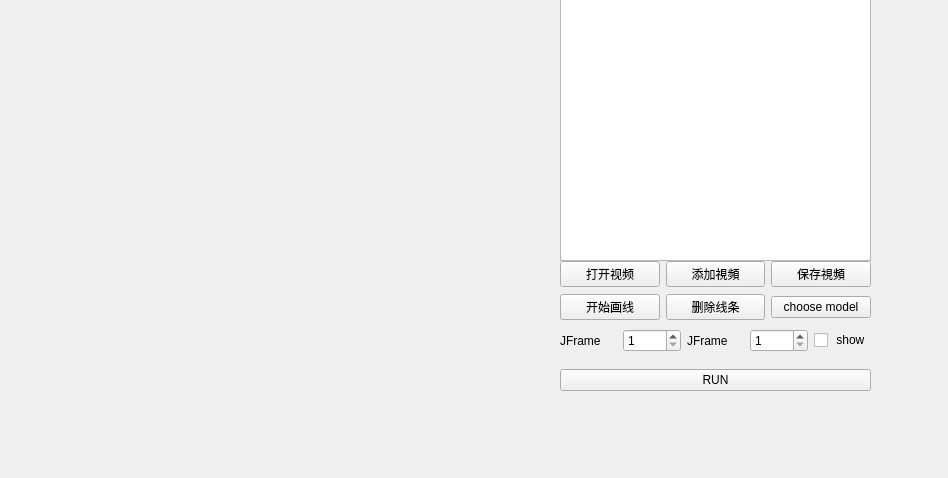
The window that UI/MainWindow.ui (szkszk95/ITVAS) describes before a commit, drawn with Qt 5.
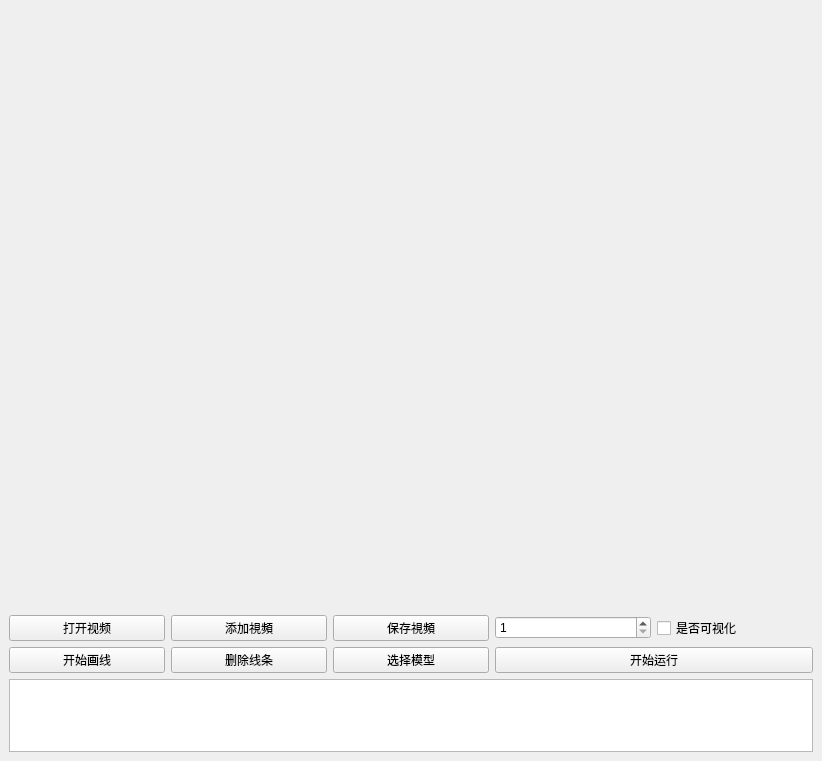
The same window after the commit.

```diff
--- a/UI/MainWindow.ui
+++ b/UI/MainWindow.ui
@@ -6,23 +6,37 @@
    <rect>
     <x>0</x>
     <y>0</y>
-    <width>948</width>
-    <height>478</height>
+    <width>822</width>
+    <height>761</height>
    </rect>
   </property>
   <property name="windowTitle">
    <string>Vehicle Flow Statistics </string>
   </property>
   <widget class="QWidget" name="centralwidget">
-   <widget class="QWidget" name="gridLayoutWidget_2">
-    <property name="geometry">
-     <rect>
-      <x>560</x>
-      <y>260</y>
-      <width>311</width>
-      <height>61</height>
-     </rect>
-    </property>
+   <layout class="QGridLayout" name="gridLayout_3">
+    <item row="0" column="1">
+     <layout class="QVBoxLayout" name="verticalLayout_2">
+      <item>
+       <layout class="QVBoxLayout" name="verticalLayout_3">
+        <item>
+         <widget class="QLabel" name="label">
+          <property name="minimumSize">
+           <size>
+            <width>800</width>
+            <height>600</height>
+           </size>
+          </property>
+          <property name="text">
+           <string/>
+          </property>
+         </widget>
+        </item>
+       </layout>
+      </item>
+     </layout>
+    </item>
+    <item row="1" column="1">
     <layout class="QGridLayout" name="gridLayout_2">
      <item row="0" column="0">
       <widget class="QPushButton" name="pushButton">
@@ -45,161 +59,81 @@
        </property>
       </widget>
      </item>
-     <item row="1" column="0">
+      <item row="2" column="0">
       <widget class="QPushButton" name="pushButton_3">
        <property name="text">
         <string>开始画线</string>
        </property>
       </widget>
      </item>
-     <item row="1" column="1">
+      <item row="2" column="1">
       <widget class="QPushButton" name="pushButton_5">
        <property name="text">
         <string>删除线条</string>
        </property>
       </widget>
      </item>
-     <item row="1" column="3">
+      <item row="2" column="3">
       <widget class="QPushButton" name="pushButton_7">
        <property name="text">
-        <string>choose model</string>
+         <string>选择模型</string>
+        </property>
+       </widget>
+      </item>
+      <item row="0" column="5">
+       <widget class="QCheckBox" name="checkshow">
+        <property name="text">
+         <string>是否可视化</string>
+        </property>
+       </widget>
+      </item>
+      <item row="0" column="4">
+       <widget class="QSpinBox" name="spinBox">
+        <property name="maximumSize">
+         <size>
+          <width>16777212</width>
+          <height>16777215</height>
+         </size>
+        </property>
+        <property name="minimum">
+         <number>1</number>
+        </property>
+        <property name="maximum">
+         <number>5</number>
+        </property>
+       </widget>
+      </item>
+      <item row="2" column="4" colspan="2">
+       <widget class="QPushButton" name="pushButton_6">
+        <property name="text">
+         <string>开始运行</string>
        </property>
       </widget>
      </item>
     </layout>
-   </widget>
-   <widget class="QWidget" name="verticalLayoutWidget_2">
-    <property name="geometry">
-     <rect>
-      <x>560</x>
-      <y>-30</y>
-      <width>311</width>
-      <height>291</height>
-     </rect>
-    </property>
-    <layout class="QVBoxLayout" name="verticalLayout_2">
+    </item>
+    <item row="2" column="1">
+     <layout class="QHBoxLayout" name="horizontalLayout">
      <item>
       <widget class="QTextBrowser" name="textBrowser">
        <property name="minimumSize">
         <size>
-         <width>309</width>
-         <height>289</height>
+          <width>0</width>
+          <height>0</height>
         </size>
        </property>
        <property name="html">
         <string>&lt;!DOCTYPE HTML PUBLIC &quot;-//W3C//DTD HTML 4.0//EN&quot; &quot;http://www.w3.org/TR/REC-html40/strict.dtd&quot;&gt;
 &lt;html&gt;&lt;head&gt;&lt;meta name=&quot;qrichtext&quot; content=&quot;1&quot; /&gt;&lt;style type=&quot;text/css&quot;&gt;
 p, li { white-space: pre-wrap; }
-&lt;/style&gt;&lt;/head&gt;&lt;body style=&quot; font-family:'Sans Serif'; font-size:9pt; font-weight:400; font-style:normal;&quot;&gt;
-&lt;p style=&quot;-qt-paragraph-type:empty; margin-top:0px; margin-bottom:0px; margin-left:0px; margin-right:0px; -qt-block-indent:0; text-indent:0px;&quot;&gt;&lt;br /&gt;&lt;/p&gt;&lt;/body&gt;&lt;/html&gt;</string>
+&lt;/style&gt;&lt;/head&gt;&lt;body style=&quot; font-family:'SimSun'; font-size:9pt; font-weight:400; font-style:normal;&quot;&gt;
+&lt;p style=&quot;-qt-paragraph-type:empty; margin-top:0px; margin-bottom:0px; margin-left:0px; margin-right:0px; -qt-block-indent:0; text-indent:0px; font-family:'Sans Serif';&quot;&gt;&lt;br /&gt;&lt;/p&gt;&lt;/body&gt;&lt;/html&gt;</string>
        </property>
       </widget>
      </item>
     </layout>
-   </widget>
-   <widget class="QWidget" name="verticalLayoutWidget_3">
-    <property name="geometry">
-     <rect>
-      <x>0</x>
-      <y>0</y>
-      <width>551</width>
-      <height>401</height>
-     </rect>
-    </property>
-    <layout class="QVBoxLayout" name="verticalLayout_3">
-     <item>
-      <widget class="QLabel" name="label">
-       <property name="sizePolicy">
-        <sizepolicy hsizetype="Ignored" vsizetype="Ignored">
-         <horstretch>0</horstretch>
-         <verstretch>0</verstretch>
-        </sizepolicy>
-       </property>
-       <property name="autoFillBackground">
-        <bool>true</bool>
-       </property>
-       <property name="text">
-        <string/>
-       </property>
-       <property name="margin">
-        <number>1</number>
-       </property>
-      </widget>
-     </item>
-    </layout>
-   </widget>
-   <widget class="QWidget" name="horizontalLayoutWidget">
-    <property name="geometry">
-     <rect>
-      <x>560</x>
-      <y>320</y>
-      <width>311</width>
-      <height>41</height>
-     </rect>
-    </property>
-    <layout class="QHBoxLayout" name="horizontalLayout">
-     <item>
-      <widget class="QLabel" name="label_2">
-       <property name="text">
-        <string>JFrame</string>
-       </property>
-      </widget>
-     </item>
-     <item>
-      <widget class="QSpinBox" name="spinBox">
-       <property name="minimum">
-        <number>1</number>
-       </property>
-       <property name="maximum">
-        <number>5</number>
-       </property>
-      </widget>
-     </item>
-     <item>
-      <widget class="QLabel" name="label_3">
-       <property name="text">
-        <string>JFrame</string>
-       </property>
-      </widget>
-     </item>
-     <item>
-      <widget class="QSpinBox" name="spinBox_2">
-       <property name="minimum">
-        <number>1</number>
-       </property>
-       <property name="maximum">
-        <number>5</number>
-       </property>
-      </widget>
-     </item>
-     <item>
-      <widget class="QCheckBox" name="checkshow">
-       <property name="text">
-        <string> show</string>
-       </property>
-      </widget>
-     </item>
-    </layout>
-   </widget>
-   <widget class="QWidget" name="gridLayoutWidget">
-    <property name="geometry">
-     <rect>
-      <x>560</x>
-      <y>360</y>
-      <width>311</width>
-      <height>41</height>
-     </rect>
-    </property>
-    <layout class="QGridLayout" name="gridLayout">
-     <item row="0" column="0">
-      <widget class="QPushButton" name="pushButton_6">
-       <property name="text">
-        <string>RUN</string>
-       </property>
-      </widget>
-     </item>
-    </layout>
-   </widget>
+    </item>
+   </layout>
   </widget>
  </widget>
  <resources/>
```
Lines whose indentation alone changed are shown as unchanged.
